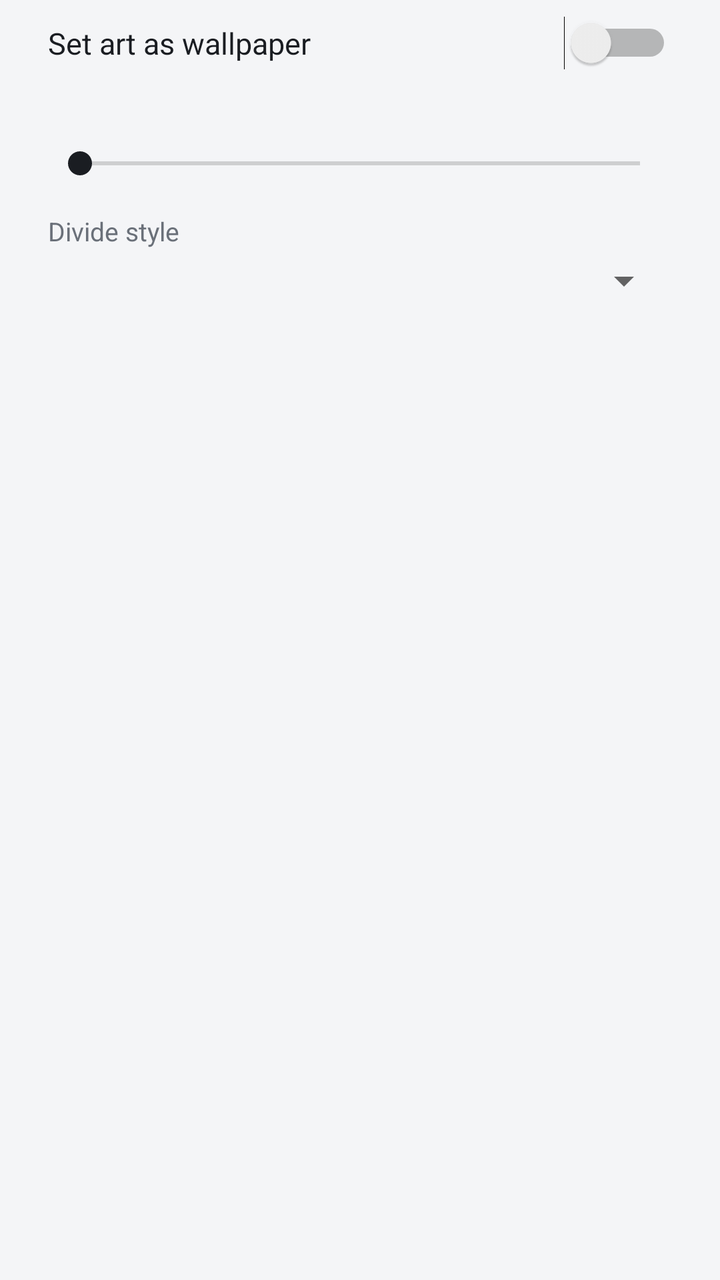
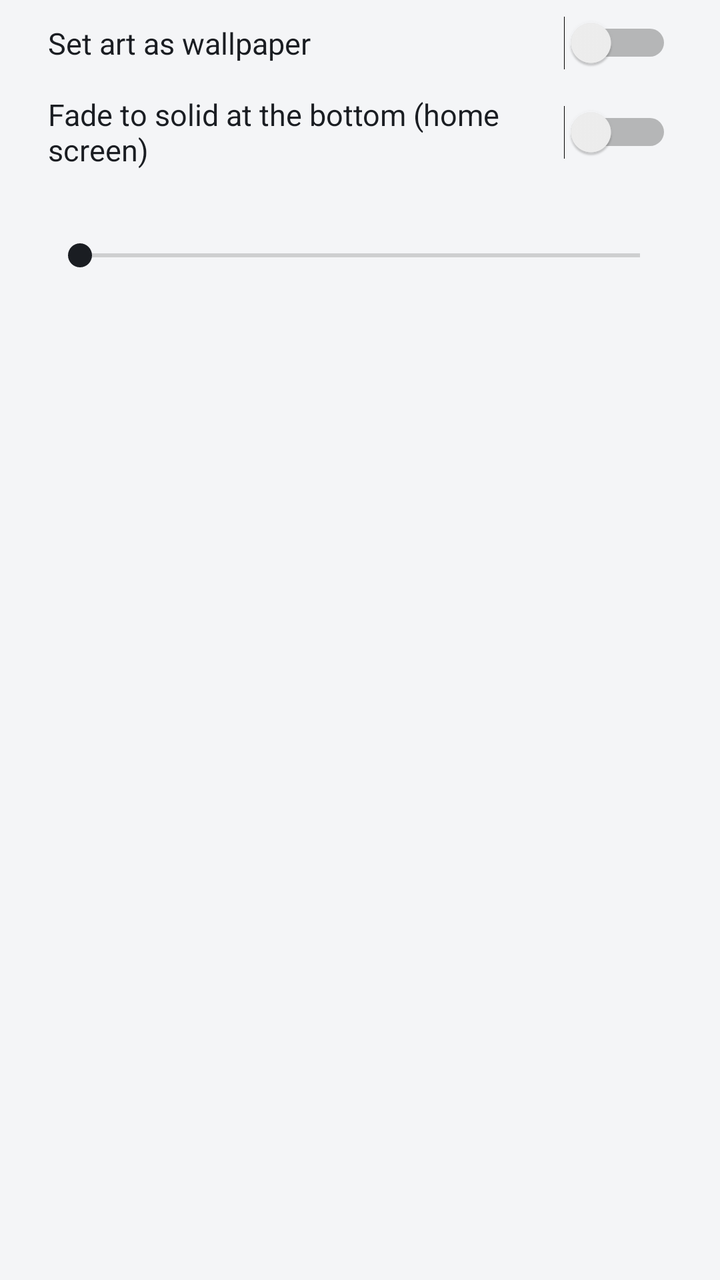

An Android layout rendered at two revisions. The XML below is the earlier revision; the diff shows what the commit changed to produce the second picture.
<!-- AndroidManifest.xml: application theme AppTheme -->
<!-- res/layout/dialog_wallpaper.xml -->
<?xml version="1.0" encoding="utf-8"?>
<LinearLayout xmlns:android="http://schemas.android.com/apk/res/android"
    android:layout_width="match_parent"
    android:layout_height="wrap_content"
    android:orientation="vertical"
    android:paddingStart="24dp"
    android:paddingEnd="24dp"
    android:paddingTop="8dp">

    <Switch
        android:id="@+id/switchWallpaper"
        android:layout_width="match_parent"
        android:layout_height="wrap_content"
        android:text="@string/wallpaper_switch"
        android:textColor="@color/text"
        android:textSize="15sp" />

    <TextView
        android:id="@+id/solidLabel"
        android:layout_width="wrap_content"
        android:layout_height="wrap_content"
        android:layout_marginTop="16dp"
        android:textColor="@color/text_dim"
        android:textSize="13sp" />

    <SeekBar
        android:id="@+id/solidSeek"
        android:layout_width="match_parent"
        android:layout_height="wrap_content"
        android:layout_marginTop="4dp"
        android:max="60" />

    <TextView
        android:layout_width="wrap_content"
        android:layout_height="wrap_content"
        android:layout_marginTop="16dp"
        android:text="@string/divide_label"
        android:textColor="@color/text_dim"
        android:textSize="13sp" />

    <Spinner
        android:id="@+id/divideSpinner"
        android:layout_width="match_parent"
        android:layout_height="wrap_content"
        android:layout_marginTop="4dp" />
</LinearLayout>
<!-- resources referenced by this layout -->
<resources>
  <color name="text">#1A1D22</color>
  <color name="text_dim">#6A7079</color>
  <string name="divide_label">Divide style</string>
  <string name="wallpaper_switch">Set art as wallpaper</string>
  <style name="AppTheme" parent="android:Theme.Material.Light.NoActionBar">
          <item name="android:windowBackground">@color/bg</item>
          <item name="android:statusBarColor">@color/bg</item>
          <item name="android:navigationBarColor">@color/bg</item>
          <item name="android:textColor">@color/text</item>
          <item name="android:colorAccent">@color/text</item>
          <item name="android:windowLightStatusBar">true</item>
          <item name="android:windowLightNavigationBar">true</item>
      </style>
  <color name="bg">#F4F5F7</color>
</resources>

<!-- the commit's change to res/layout/dialog_wallpaper.xml (unified diff, before → after) -->
@@ -15,32 +15,27 @@
         android:textColor="@color/text"
         android:textSize="15sp" />
 
+    <Switch
+        android:id="@+id/switchFade"
+        android:layout_width="match_parent"
+        android:layout_height="wrap_content"
+        android:layout_marginTop="12dp"
+        android:text="@string/fade_switch"
+        android:textColor="@color/text"
+        android:textSize="15sp" />
+
     <TextView
-        android:id="@+id/solidLabel"
+        android:id="@+id/fadeLabel"
         android:layout_width="wrap_content"
         android:layout_height="wrap_content"
-        android:layout_marginTop="16dp"
+        android:layout_marginTop="12dp"
         android:textColor="@color/text_dim"
         android:textSize="13sp" />
 
     <SeekBar
-        android:id="@+id/solidSeek"
+        android:id="@+id/fadeSeek"
         android:layout_width="match_parent"
         android:layout_height="wrap_content"
         android:layout_marginTop="4dp"
         android:max="60" />
-
-    <TextView
-        android:layout_width="wrap_content"
-        android:layout_height="wrap_content"
-        android:layout_marginTop="16dp"
-        android:text="@string/divide_label"
-        android:textColor="@color/text_dim"
-        android:textSize="13sp" />
-
-    <Spinner
-        android:id="@+id/divideSpinner"
-        android:layout_width="match_parent"
-        android:layout_height="wrap_content"
-        android:layout_marginTop="4dp" />
 </LinearLayout>
<!-- resource entries referenced after the edit -->
@@ -2,7 +2,7 @@
 <resources>
   <color name="text">#1A1D22</color>
   <color name="text_dim">#6A7079</color>
-  <string name="divide_label">Divide style</string>
+  <string name="fade_switch">Fade to solid at the bottom (home screen)</string>
   <string name="wallpaper_switch">Set art as wallpaper</string>
   <style name="AppTheme" parent="android:Theme.Material.Light.NoActionBar">
           <item name="android:windowBackground">@color/bg</item>
